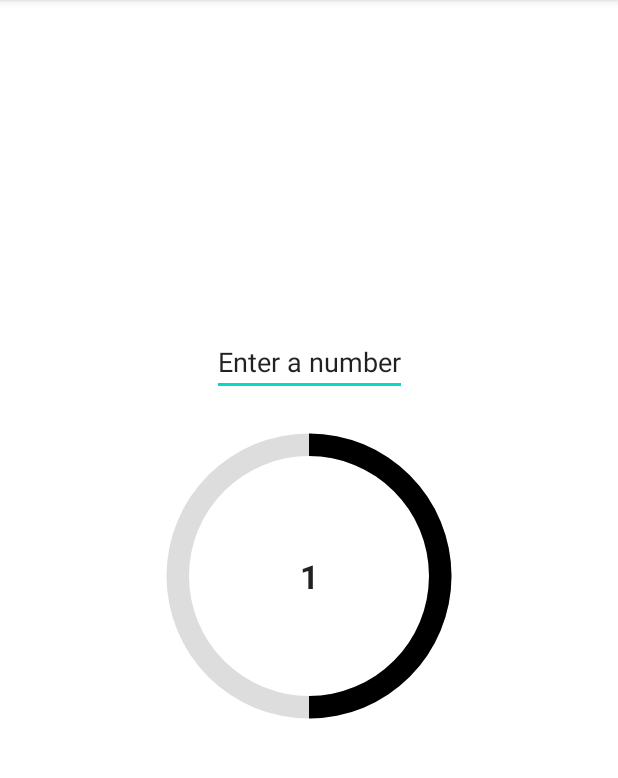
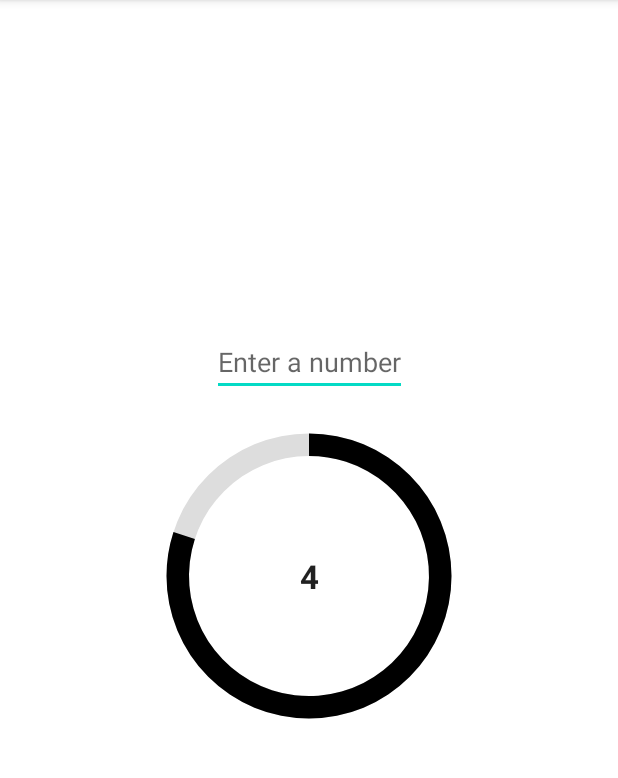
Before and after one commit to matthew-of-ulster/productivityApp, an Android app: the screen it shows after launch (MainActivity), after a tap on an icon or button, on a phone screen of 412 x 824 dp, the part 84-862 px from its top. Run offline under Robolectric (Android 15) with nearby library versions, the phone set to English and light mode, and no system bars.

```diff
--- a/app/src/main/java/com/example/productivityapp/MainActivity.java
+++ b/app/src/main/java/com/example/productivityapp/MainActivity.java
@@ -12,15 +12,15 @@ import android.os.Bundle;
 import android.os.CountDownTimer;
 import android.view.View;
 import android.widget.Button;
+import android.widget.EditText;
 import android.widget.ProgressBar;
 import android.widget.TextView;
 
 public class MainActivity extends AppCompatActivity {
 
     public int counter;
-    Button button;
     TextView textView;
-
+    EditText timer1Et;
     ProgressBar progress;
 
     @Override
@@ -28,24 +28,31 @@ public class MainActivity extends AppCompatActivity {
         super.onCreate(savedInstanceState);
         setContentView(R.layout.activity_main);
 
+        timer1Et = (EditText) findViewById(R.id.timerEditText);
         textView = (TextView) findViewById(R.id.text1);
         progress = (ProgressBar) findViewById(R.id.timerProgress1);
         progress.setProgress(100);
-        int counterMax = 2;
+        //int counterMax = 5;
 
         progress.setOnClickListener(new View.OnClickListener() {
             @Override
             public void onClick(View view) {
+                int counterMax = 5;
+                String input = String.valueOf(timer1Et.getText());
+
+                if(!input.equals("")) {
+                    counterMax = Integer.parseInt(String.valueOf(timer1Et.getText()));
+                }
                 progress.setProgress(100);
                 counter = counterMax;
-                new CountDownTimer(5000, 1000){
+                int finalCounterMax = counterMax;
+                new CountDownTimer(finalCounterMax*1000, 1000){
 
                     @Override
                     public void onTick(long millisUntilFinish) {
                        textView.setText(String.valueOf(counter));
-                       progress.setProgress(counter*(100/counterMax));
+                       progress.setProgress(counter*(100/ finalCounterMax));
                        counter--;
-
                     }
 
                     @Override
@@ -55,27 +62,8 @@ public class MainActivity extends AppCompatActivity {
                         progress.setProgress(0);
                     }
                 }.start();
-
-
             }
         });
-
-
-
-        /*TextView firstText;
-        Button firstButton;
-
-        firstText = (TextView) findViewById(R.id.my_text_view);
-        firstButton = (Button) findViewById(R.id.button);
-
-        firstButton.setOnClickListener(new View.OnClickListener() {
-            @Override
-            public void onClick(View view) {
-                firstText.setText("Hi Matthew");
-            }
-        });*/
-
-
     }
     public void createNotification(View view) {
 
--- a/app/src/main/res/layout/activity_main.xml
+++ b/app/src/main/res/layout/activity_main.xml
@@ -7,9 +7,11 @@
     tools:context=".MainActivity">
 
     <EditText
+        android:id="@+id/timerEditText"
         android:layout_width="wrap_content"
         android:layout_height="wrap_content"
-        android:text="Enter a number"
+        android:inputType="number"
+        android:hint="Enter a number"
         app:layout_constraintBottom_toTopOf="@+id/timerProgress1"
         app:layout_constraintEnd_toEndOf="@+id/timerProgress1"
         app:layout_constraintStart_toStartOf="@+id/timerProgress1" />
```
